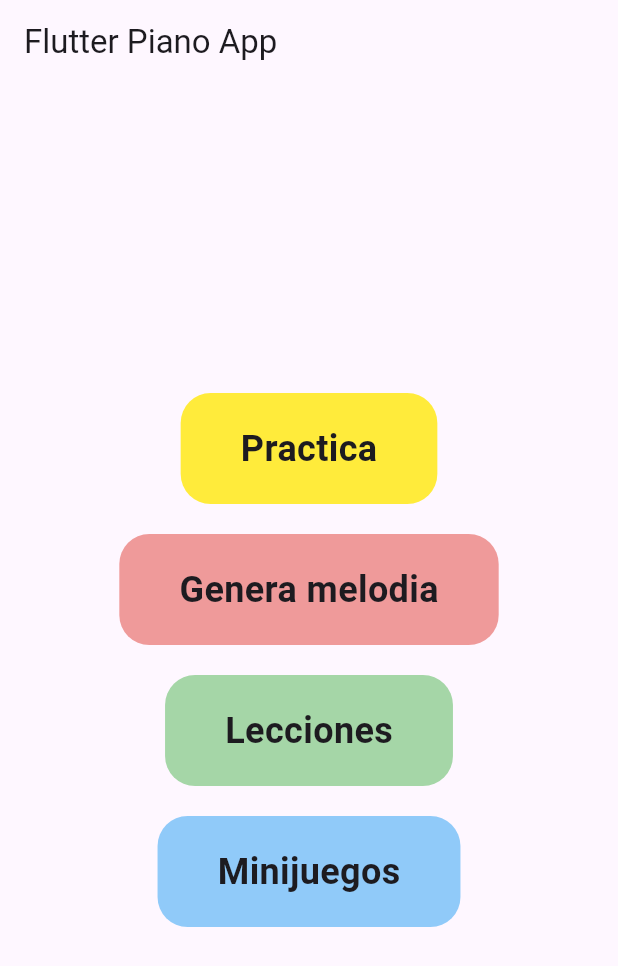
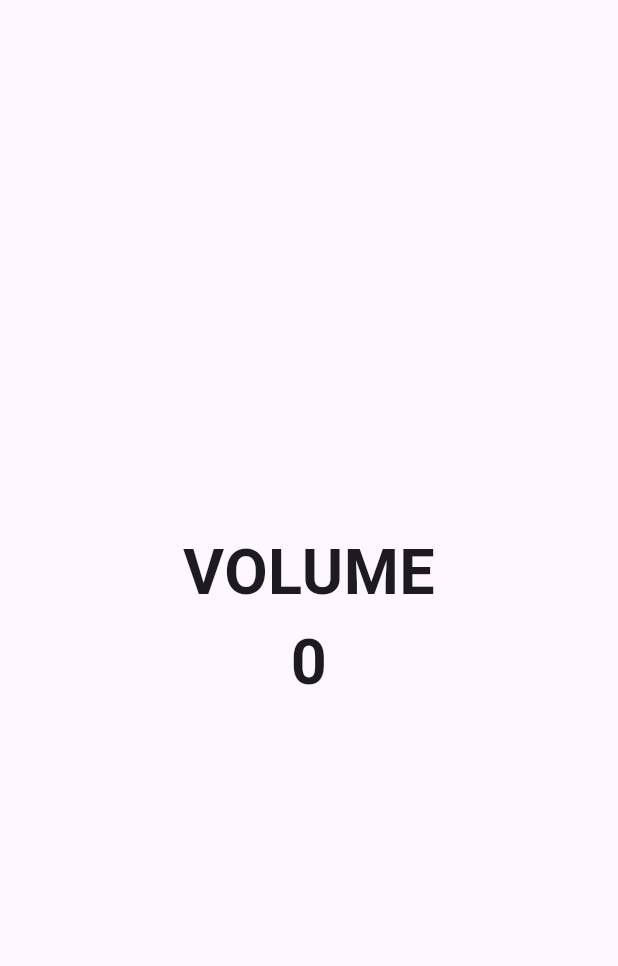
Before and after one commit to Chalo-png/flutterv1, a Flutter app: the screen it shows after launch, on a phone screen of 412 x 824 dp. Shown: the top 966 px of the screen. Run offline on Flutter 3.47's test engine with Material 3 defaults, Android fonts, the phone set to English and light mode, and no system bars; missing offline and left inert: record.

Commit message:
first commit; testing volume level detection

```diff
--- a/lib/main.dart
+++ b/lib/main.dart
@@ -1,101 +1,102 @@
+import 'dart:async';
+import 'dart:io';
+
 import 'package:flutter/material.dart';
-import 'package:flutter_piano_audio_detection/flutter_piano_audio_detection.dart';
-import 'package:test2/rutas/generaMelodia.dart';
-import 'package:test2/rutas/practica.dart';
+import 'package:record/record.dart';
+import 'package:path_provider/path_provider.dart';
 
 void main() {
-  runApp(MyApp());
+  runApp(const MaterialApp(home: MicPage()));
 }
 
-class MyApp extends StatelessWidget {
+class MainApp extends StatelessWidget {
+  const MainApp({super.key});
+
   @override
   Widget build(BuildContext context) {
-    return MaterialApp(
-      home: HomeScreen(),
-      routes: {
-        '/practica': (context) => PracticaScreen(),
-        '/generaMelodia': (context) => GeneraMelodiaScreen(),
-
-      },
-    );
-  }
-}
-
-class HomeScreen extends StatelessWidget {
-  @override
-  Widget build(BuildContext context) {
-    return Scaffold(
-      appBar: AppBar(
-        title: const Text('Flutter Piano App'),
-      ),
-      body: Center(
-        child: Column(
-          mainAxisAlignment: MainAxisAlignment.center,
-          children: [
-            CustomButton(
-              text: 'Practica',
-              color: Colors.yellow,
-              onTap: () {
-                Navigator.push(
-                  context,
-                  MaterialPageRoute(builder: (context) => PracticaScreen()),
-                );
-              },
-            ),
-            CustomButton(
-              text: 'Genera melodia',
-              color: Colors.red[200]!,
-              onTap: () {
-                Navigator.push(
-                  context,
-                  MaterialPageRoute(builder: (context) => GeneraMelodiaScreen()),
-                );
-              },
-            ),
-            CustomButton(
-              text: 'Lecciones',
-              color: Colors.green[200]!,
-              onTap: () {
-                // Navigate to Lecciones Screen
-              },
-            ),
-            CustomButton(
-              text: 'Minijuegos',
-              color: Colors.blue[200]!,
-              onTap: () {
-                // Navigate to Minijuegos Screen
-              },
-            ),
-          ],
+    return const MaterialApp(
+      home: Scaffold(
+        body: Center(
+          child: Text('Hello World!'),
         ),
       ),
     );
   }
 }
 
-class CustomButton extends StatelessWidget {
-  final String text;
-  final Color color;
-  final VoidCallback onTap;
-
-  CustomButton({required this.text, required this.color, required this.onTap});
+class MicPage extends StatefulWidget {
+  const MicPage({super.key});
 
   @override
-  Widget build(BuildContext context) {
-    return GestureDetector(
-      onTap: onTap,
-      child: Container(
-        margin: EdgeInsets.all(10),
-        padding: EdgeInsets.symmetric(vertical: 20, horizontal: 40),
-        decoration: BoxDecoration(
-          color: color,
-          borderRadius: BorderRadius.circular(20),
-        ),
-        child: Text(
-          text,
-          style: TextStyle(fontSize: 24, fontWeight: FontWeight.bold),
-        ),
-      ),
-    );
+  State<MicPage> createState() => _MicPageState();
+}
+
+class _MicPageState extends State<MicPage> {
+  AudioRecorder myRecording = AudioRecorder();
+  Timer? timer;
+
+  double volume = 0.0;
+  double minVolume = -45.0;
+
+  startTimer() async{
+    timer ??=
+      Timer.periodic(const Duration(milliseconds: 50), (timer) => updateVolume());
   }
-}
+
+  updateVolume() async {
+    Amplitude ampl = await myRecording.getAmplitude();
+    if(ampl.current > minVolume){
+      setState(() {
+        volume = (ampl.current - minVolume) / minVolume;
+      });
+
+    }
+  }
+
+  int volume0to(int maxVolumeToDisplay){
+    return (volume * maxVolumeToDisplay).round().abs();
+  }
+
+  RecordConfig config = const RecordConfig(
+  // Set your desired configuration options here
+  // For example:
+  encoder: AudioEncoder.wav,
+);
+
+  Future<bool> startRecording() async {
+    if(await myRecording.hasPermission()){
+      if(!await myRecording.isRecording()){
+        Directory appDocDirectory = await getApplicationDocumentsDirectory();
+        String filePath = '${appDocDirectory.path}/record.wav';
+        await myRecording.start(path: filePath, config);
+        print("Recording started");
+      }
+      startTimer();
+      return true;
+    }else{
+      return false;
+    }
+  }
+
+  @override
+    Widget build(BuildContext context) {
+    final Future<bool> recordFutureBuilder =
+        Future<bool>.delayed(const Duration(seconds: 3), (() async {
+      return startRecording();
+    }));
+
+    return FutureBuilder(
+        future: recordFutureBuilder,
+        builder: (context, AsyncSnapshot<bool> snapshot) {
+          return Scaffold(
+            body: Center(
+                child: snapshot.hasData
+                    ? Text("VOLUME\n${volume0to(100)}",
+                        textAlign: TextAlign.center,
+                        style: const TextStyle(
+                            fontSize: 42, fontWeight: FontWeight.bold))
+                    : const CircularProgressIndicator()),
+          );
+        });
+
+}}
```
Also changed, not shown: analysis_options.yaml (+0 -27 lines), lib/rutas/generaMelodia.dart (deleted, +0 -99 lines), lib/rutas/practica.dart (deleted, +0 -84 lines), pubspec.yaml (+6 -77 lines), pubspec.lock, 74 other files.
